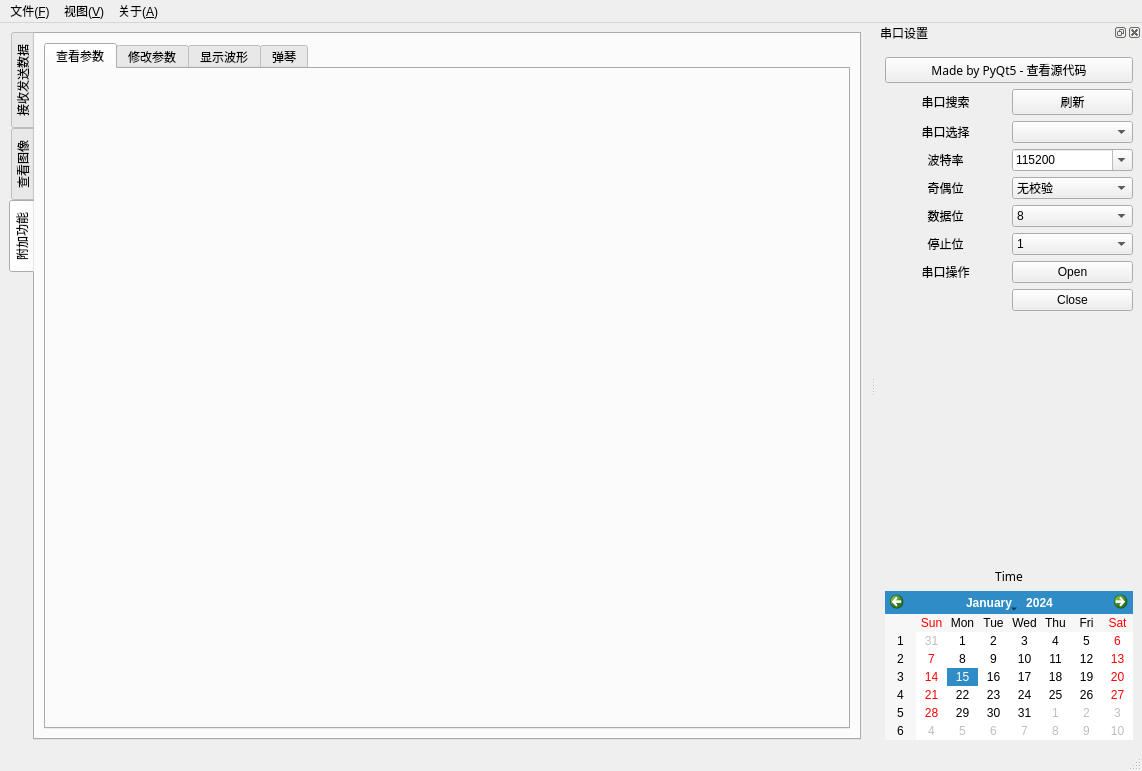
First picture: the form in GUI/SerialPort.ui, repository IronSublimate/PyQt-multifunctional-uart-helper, before the edit.
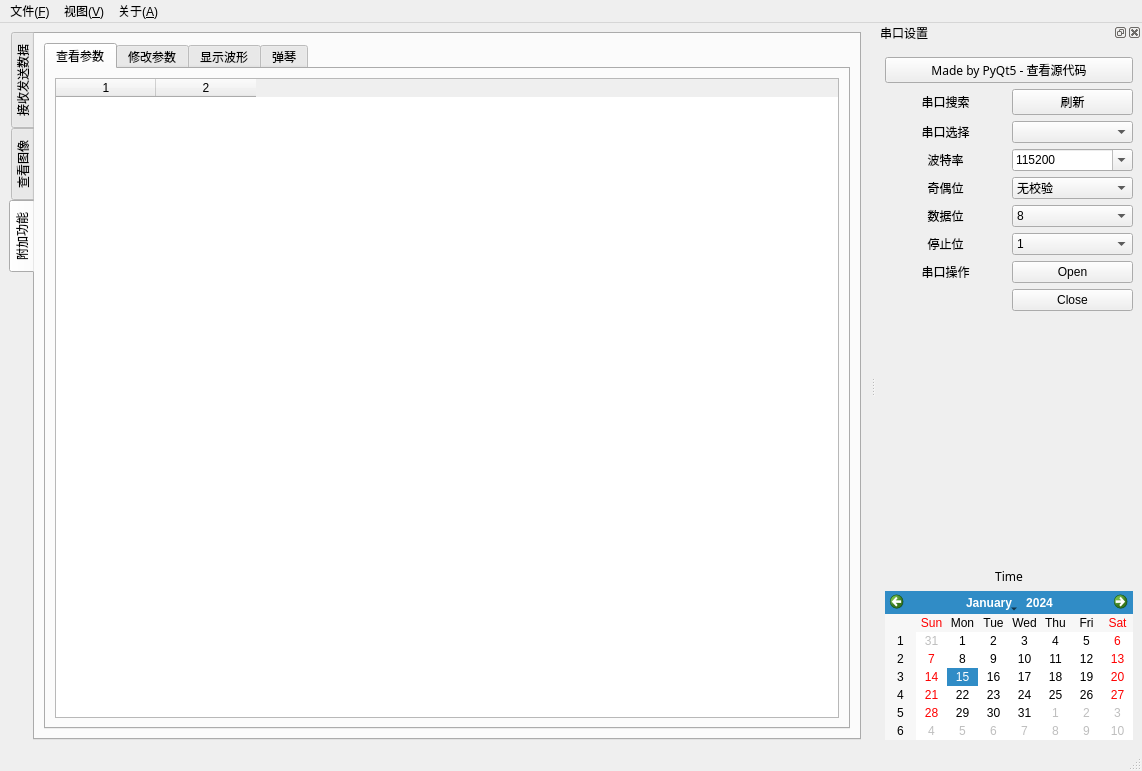
Second picture: the form after the edit. Icons and pictures are not drawn. Custom widgets are drawn as their Qt base class.

```diff
--- a/GUI/SerialPort.ui
+++ b/GUI/SerialPort.ui
@@ -439,6 +439,23 @@
            <attribute name="title">
             <string>查看参数</string>
            </attribute>
+           <layout class="QVBoxLayout" name="verticalLayout_2">
+            <item>
+             <widget class="QTableWidget" name="tableWidget_para">
+              <property name="showGrid">
+               <bool>true</bool>
+              </property>
+              <property name="rowCount">
+               <number>0</number>
+              </property>
+              <property name="columnCount">
+               <number>2</number>
+              </property>
+              <column/>
+              <column/>
+             </widget>
+            </item>
+           </layout>
           </widget>
           <widget class="QWidget" name="tab_change_parameter">
            <attribute name="title">
```
